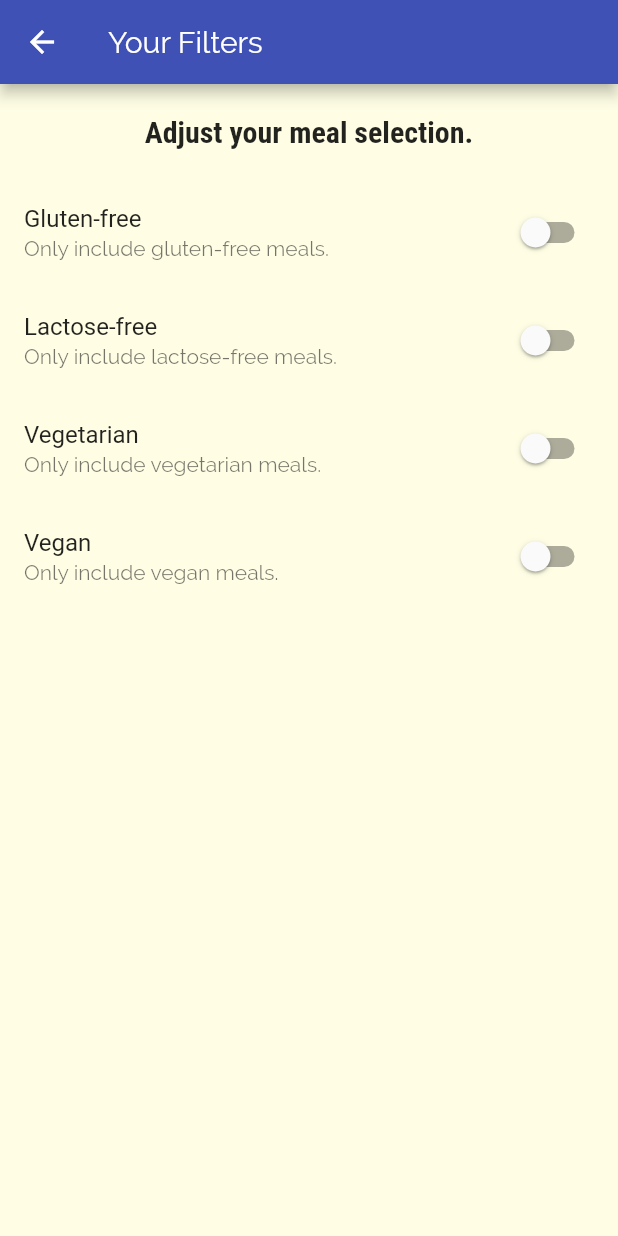
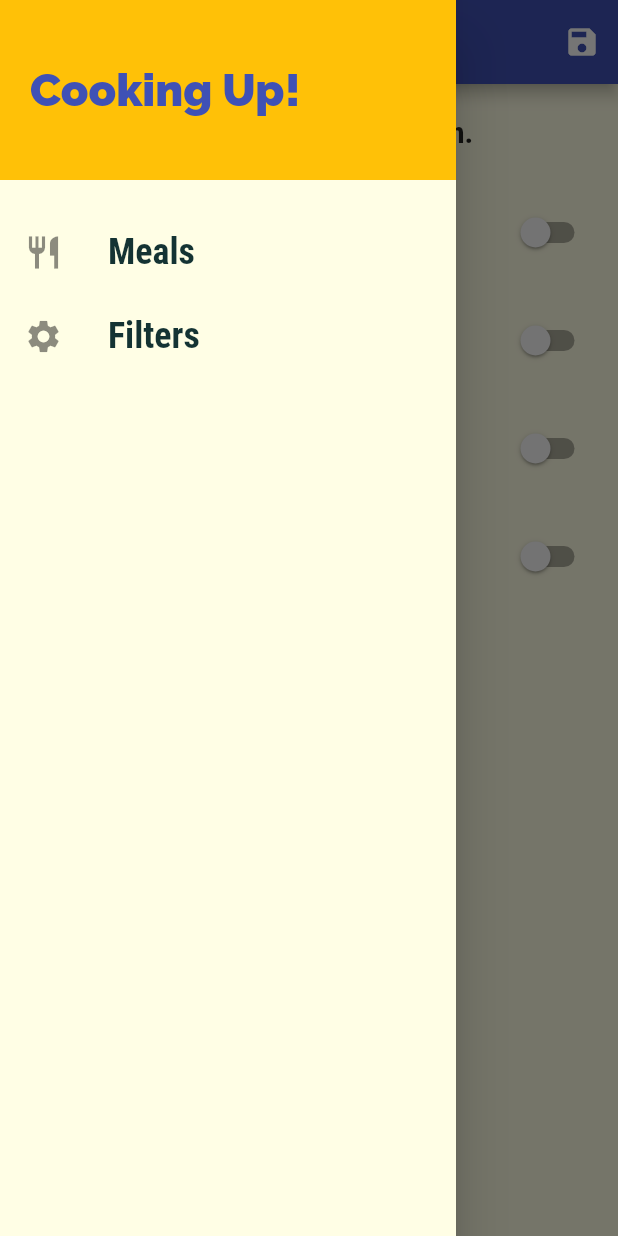
Before and after one commit to aospiridonov/flutter_meals, a Flutter app: the FiltersScreen screen opened by its route, with the side drawer open (before the commit the screen has no drawer), on a phone screen of 412 x 824 dp. Run offline on Flutter 3.47's test engine with Material 2 defaults, Android fonts, the phone set to English and light mode, and no system bars.

Commit message:
fix work filters in settings

```diff
--- a/lib/main.dart
+++ b/lib/main.dart
@@ -1,4 +1,7 @@
 import 'package:flutter/material.dart';
+
+import './dummy_data.dart';
+import './models/meal.dart';
 
 import './screens/filters_screen.dart';
 import './screens/tabs_screen.dart';
@@ -8,7 +11,44 @@ import './screens/catagories_screen.dart';
 
 void main() => runApp(MyApp());
 
-class MyApp extends StatelessWidget {
+class MyApp extends StatefulWidget {
+  @override
+  _MyAppState createState() => _MyAppState();
+}
+
+class _MyAppState extends State<MyApp> {
+  Map<String, bool> _filters = {
+    'gluten': false,
+    'lactose': false,
+    'vegan': false,
+    'vegetarian': false,
+  };
+
+  List<Meal> _availableMeals = DUMMY_MEALS;
+
+  void _setFilters(Map<String, bool> filterData) {
+    setState(() {
+      _filters = filterData;
+
+      _availableMeals = DUMMY_MEALS.where((meal) {
+        if (_filters['gluten'] && !meal.isGlutenFree) {
+          return false;
+        }
+        if (_filters['lactose'] && !meal.isLactoseFree) {
+          return false;
+        }
+        if (_filters['vegan'] && !meal.isVegan) {
+          return false;
+        }
+        if (_filters['vegetarian'] && !meal.isVegetarian) {
+          return false;
+        }
+
+        return true;
+      }).toList();
+    });
+  }
+
   @override
   Widget build(BuildContext context) {
     return MaterialApp(
@@ -36,9 +76,11 @@ class MyApp extends StatelessWidget {
       initialRoute: '/', //default is '/'
       routes: {
         '/': (context) => TabsScreen(),
-        CategoryMealsScreen.routeName: (context) => CategoryMealsScreen(),
+        CategoryMealsScreen.routeName: (context) =>
+            CategoryMealsScreen(_availableMeals),
         MealDetailScreen.routeName: (context) => MealDetailScreen(),
-        FiltersScreen.routeName: (context) => FiltersScreen(),
+        FiltersScreen.routeName: (context) =>
+            FiltersScreen(_filters, _setFilters),
       },
       onGenerateRoute: (settings) {
         print(settings.arguments);
--- a/lib/screens/filters_screen.dart
+++ b/lib/screens/filters_screen.dart
@@ -1,8 +1,14 @@
 import 'package:flutter/material.dart';
-import 'package:flutter_meals/widgets/main_drawer.dart';
+
+import '../widgets/main_drawer.dart';
 
 class FiltersScreen extends StatefulWidget {
   static const routeName = '/filters';
+
+  final Function saveFilters;
+  final Map<String, bool> currentFilters;
+
+  FiltersScreen(this.currentFilters, this.saveFilters);
 
   @override
   _FiltersScreenState createState() => _FiltersScreenState();
@@ -10,9 +16,18 @@ class FiltersScreen extends StatefulWidget {
 
 class _FiltersScreenState extends State<FiltersScreen> {
   bool _glutenFree = false;
+  bool _lactoseFree = false;
   bool _vegan = false;
   bool _vegetarian = false;
-  bool _lactoseFree = false;
+
+  @override
+  void initState() {
+    _glutenFree = widget.currentFilters["gluten"];
+    _lactoseFree = widget.currentFilters["lactose"];
+    _vegan = widget.currentFilters["vegan"];
+    _vegetarian = widget.currentFilters["vegetarian"];
+    super.initState();
+  }
 
   Widget _buildSwitchListTile(String title, String description,
       bool currentValue, Function updateValue) {
@@ -29,8 +44,22 @@ class _FiltersScreenState extends State<FiltersScreen> {
     return Scaffold(
       appBar: AppBar(
         title: Text('Your Filters'),
+        actions: [
+          IconButton(
+            icon: Icon(Icons.save),
+            onPressed: () {
+              final selectedFilters = {
+                'gluten': _glutenFree,
+                'lactose': _lactoseFree,
+                'vegan': _vegan,
+                'vegetarian': _vegetarian,
+              };
+              widget.saveFilters(selectedFilters);
+            },
+          )
+        ],
       ),
-      //drawer: MainDrawer(),
+      drawer: MainDrawer(),
       body: Column(
         children: [
           Container(
```
Also changed, not shown: lib/screens/category_meals_screen.dart (+5 -2 lines).
